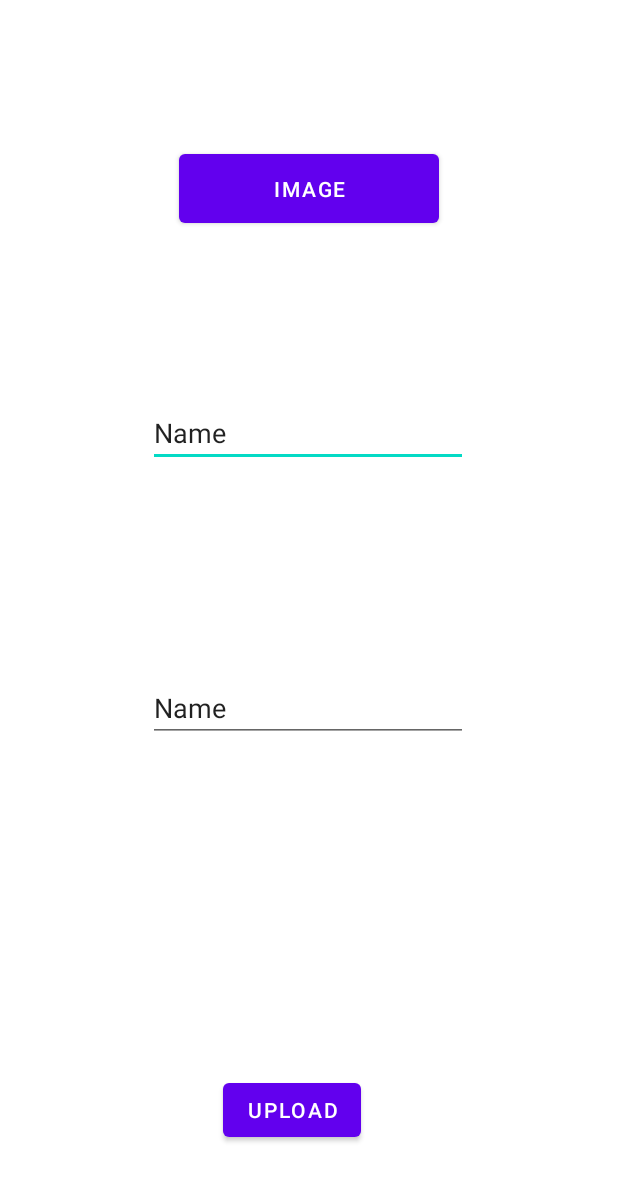
After one commit to Poetryhub/DilkibaatN, an Android app: the UploadPost screen opened directly, with no data from a screen before it, on a phone screen of 412 x 824 dp. The commit adds this screen. Shown: the top 1181 px of the screen. Run offline under Robolectric (Android 15) with nearby library versions, the phone set to English and light mode, and no system bars; our stand-ins replace Firebase (no records; nobody signed in at launch, a user with empty details on screens opened directly).

Commit message:
POst set up

```diff
--- a/app/src/main/AndroidManifest.xml
+++ b/app/src/main/AndroidManifest.xml
@@ -9,6 +9,7 @@
         android:roundIcon="@mipmap/ic_launcher_round"
         android:supportsRtl="true"
         android:theme="@style/AppTheme">
+        <activity android:name=".UploadPost"></activity>
         <activity android:name=".LaunchingActivity">
             <intent-filter>
                 <action android:name="android.intent.action.MAIN" />
@@ -22,9 +23,7 @@
         <activity android:name=".SignUp" />
         <activity android:name=".LoginPage" />
         <activity android:name=".MainActivity" />
-        <activity android:name=".Homepage">
-
-        </activity>
+        <activity android:name=".Homepage"></activity>
     </application>
 
 </manifest>
--- /dev/null
+++ b/app/src/main/java/com/example/dilkibaat/UploadPost.java
@@ -0,0 +1,96 @@
+package com.example.dilkibaat;
+
+import androidx.annotation.NonNull;
+import androidx.appcompat.app.AppCompatActivity;
+
+import android.content.Intent;
+import android.net.Uri;
+import android.os.Bundle;
+import android.view.View;
+import android.widget.EditText;
+
+import com.google.android.gms.tasks.OnFailureListener;
+import com.google.android.gms.tasks.OnSuccessListener;
+import com.google.firebase.database.DatabaseReference;
+import com.google.firebase.database.FirebaseDatabase;
+import com.google.firebase.storage.FirebaseStorage;
+import com.google.firebase.storage.StorageReference;
+import com.google.firebase.storage.UploadTask;
+
+import java.io.File;
+import java.util.HashMap;
+
+public class UploadPost extends AppCompatActivity {
+    public static final int RESULT_LOAD_IMAGE=1;
+    FirebaseDatabase database;
+    Uri imageUri;
+    private StorageReference mStorageRef;
+    DatabaseReference mRef;
+    EditText title,content;
+    @Override
+    protected void onCreate(Bundle savedInstanceState) {
+        super.onCreate(savedInstanceState);
+        setContentView(R.layout.activity_upload_post);
+    database=FirebaseDatabase.getInstance();
+    mRef=database.getReference().child("posts");
+    title=findViewById(R.id.editTextTextPersonName);
+    content=findViewById(R.id.editTextTextPersonName2);
+
+    mStorageRef= FirebaseStorage.getInstance().getReference("posts");
+
+
+    }
+
+    public void getImage(View view) {
+
+        Intent i = new Intent(Intent.ACTION_PICK,android.provider.MediaStore.Images.Media.EXTERNAL_CONTENT_URI);
+        startActivityForResult(i, RESULT_LOAD_IMAGE);
+
+
+    }
+    @Override
+    protected void onActivityResult(int requestCode, int resultCode, Intent data){
+        super.onActivityResult(requestCode, resultCode, data);
+        if (resultCode == RESULT_OK && requestCode == RESULT_LOAD_IMAGE){
+            imageUri = data.getData();
+
+        }
+    }
+
+    public void setData(View view) {
+
+
+        final StorageReference riversRef = mStorageRef;
+
+        riversRef.putFile(imageUri)
+                .addOnSuccessListener(new OnSuccessListener<UploadTask.TaskSnapshot>() {
+                    @Override
+                    public void onSuccess(UploadTask.TaskSnapshot taskSnapshot) {
+                        // Get a URL to the uploaded content
+                       // The string(file link) that you need
+                        riversRef.getDownloadUrl().addOnSuccessListener(new OnSuccessListener<Uri>()
+                        {
+                            @Override
+                            public void onSuccess(Uri downloadUrl)
+                            {
+                                HashMap<String ,String> map=new HashMap<>();
+                                map.put("title",title.getText().toString());
+                                map.put("content",content.getText().toString());
+                                map.put("imageurl",downloadUrl.toString());//do something with downloadurl
+                            }
+                        });
+
+
+                    }
+                })
+                .addOnFailureListener(new OnFailureListener() {
+                    @Override
+                    public void onFailure(@NonNull Exception exception) {
+
+
+                    }
+                });
+
+
+    }
+}
--- a/app/src/main/res/layout/activity_homepage.xml
+++ b/app/src/main/res/layout/activity_homepage.xml
@@ -46,7 +46,7 @@
 
    <androidx.recyclerview.widget.RecyclerView
     android:layout_width="match_parent"
-    android:layout_height="wrap_content"
+    android:layout_height="match_parent"
     android:padding="10dp"
     android:scrollbars="horizontal"
     android:layout_marginTop="15dp"
--- /dev/null
+++ b/app/src/main/res/layout/activity_upload_post.xml
@@ -0,0 +1,63 @@
+<?xml version="1.0" encoding="utf-8"?>
+<androidx.constraintlayout.widget.ConstraintLayout xmlns:android="http://schemas.android.com/apk/res/android"
+    xmlns:app="http://schemas.android.com/apk/res-auto"
+    xmlns:tools="http://schemas.android.com/tools"
+    android:layout_width="match_parent"
+    android:layout_height="match_parent"
+    tools:context=".UploadPost">
+
+    <Button
+        android:id="@+id/button"
+        android:layout_width="173dp"
+        android:layout_height="58dp"
+        android:text="Image"
+        android:onClick="getImage"
+        app:layout_constraintBottom_toBottomOf="parent"
+        app:layout_constraintEnd_toEndOf="parent"
+        app:layout_constraintStart_toStartOf="parent"
+        app:layout_constraintTop_toTopOf="parent"
+        app:layout_constraintVertical_bias="0.126" />
+
+    <Button
+        android:id="@+id/button2"
+        android:layout_width="wrap_content"
+        android:layout_height="wrap_content"
+        android:text="Upload"
+        android:onClick="setData"
+        app:layout_constraintBottom_toBottomOf="parent"
+        app:layout_constraintEnd_toEndOf="parent"
+        app:layout_constraintHorizontal_bias="0.465"
+        app:layout_constraintStart_toStartOf="parent"
+        app:layout_constraintTop_toBottomOf="@+id/editTextTextPersonName2" />
+
+    <EditText
+        android:id="@+id/editTextTextPersonName"
+        android:layout_width="wrap_content"
+        android:layout_height="wrap_content"
+        android:layout_marginTop="51dp"
+        android:ems="10"
+        android:inputType="textPersonName"
+        android:text="Name"
+        app:layout_constraintBottom_toTopOf="@+id/editTextTextPersonName2"
+        app:layout_constraintEnd_toEndOf="parent"
+        app:layout_constraintHorizontal_bias="0.497"
+        app:layout_constraintStart_toStartOf="parent"
+        app:layout_constraintTop_toBottomOf="@+id/button"
+        app:layout_constraintVertical_bias="0.011" />
+
+    <EditText
+        android:id="@+id/editTextTextPersonName2"
+        android:layout_width="wrap_content"
+        android:layout_height="wrap_content"
+        android:layout_marginTop="77dp"
+        android:layout_marginBottom="161dp"
+        android:ems="10"
+        android:inputType="textPersonName"
+        android:text="Name"
+        app:layout_constraintBottom_toTopOf="@+id/button2"
+        app:layout_constraintEnd_toEndOf="parent"
+        app:layout_constraintHorizontal_bias="0.497"
+        app:layout_constraintStart_toStartOf="parent"
+        app:layout_constraintTop_toBottomOf="@+id/editTextTextPersonName" />
+
+</androidx.constraintlayout.widget.ConstraintLayout>
```
Also changed, not shown: app/build.gradle (+8 -0 lines), app/src/main/java/com/example/dilkibaat/Homepage.java (+52 -0 lines), app/src/main/java/com/example/dilkibaat/PostModelClass.java (added, +35 -0 lines), app/src/main/java/com/example/dilkibaat/PostViewHolder.java (added, +23 -0 lines), app/src/main/res/layout/post.xml (+5 -2 lines).
